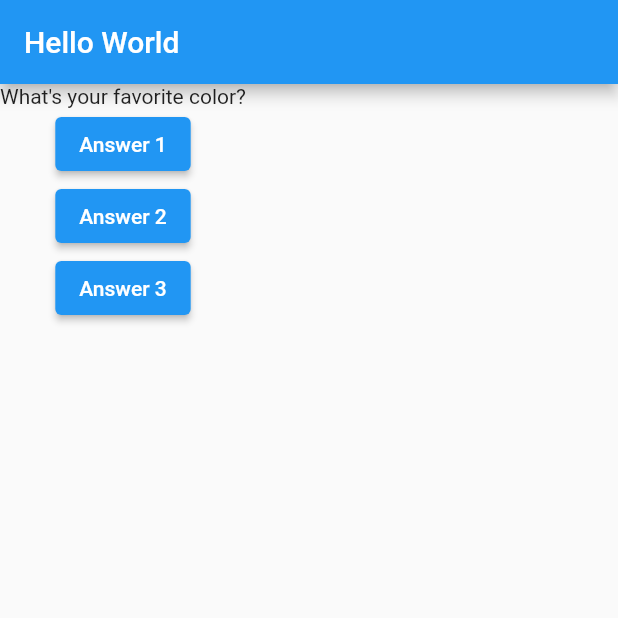
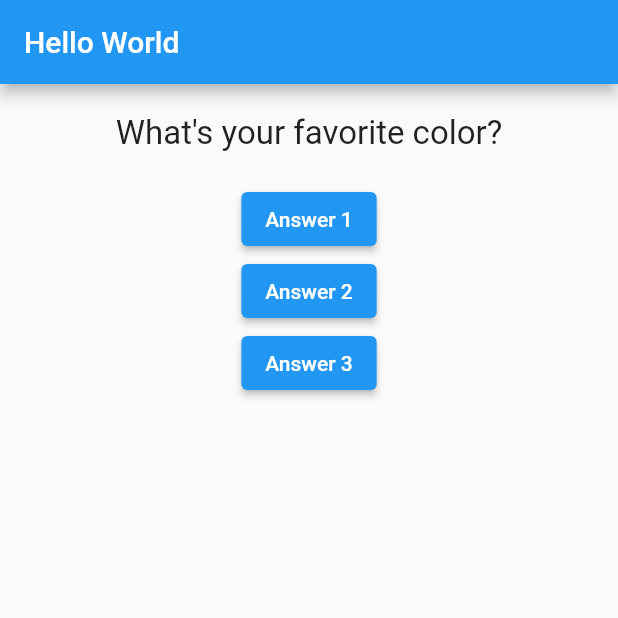
Before and after one commit to chidambararajab/flutter_complete_guide, a Flutter app: the screen it shows after launch, on a phone screen of 412 x 824 dp, the top half of it. Run offline on Flutter 3.47's test engine with Material 2 defaults, Android fonts, the phone set to English and light mode, and no system bars.

Commit message:
First Styling & Layouting Steps

```diff
--- /dev/null
+++ b/lib/Question.dart
@@ -0,0 +1,20 @@
+import 'package:flutter/material.dart';
+
+class Question extends StatelessWidget {
+  final String questionText;
+
+  Question(this.questionText);
+
+  @override
+  Widget build(BuildContext context) {
+    return Container(
+      width: double.infinity,
+      margin: EdgeInsets.all(20),
+      child: Text(
+        questionText,
+        style: TextStyle(fontSize: 22),
+        textAlign: TextAlign.center,
+      ),
+    );
+  }
+}
--- a/lib/main.dart
+++ b/lib/main.dart
@@ -1,4 +1,6 @@
 import 'package:flutter/material.dart';
+
+import './Question.dart';
 
 void main() => runApp(MyApp());
 
@@ -34,7 +36,7 @@ class _MyAppState extends State<MyApp> {
       ),
       body: Column(
         children: [
-          Text(
+          Question(
             questions[_questionIndex],
           ),
           ElevatedButton(
```
